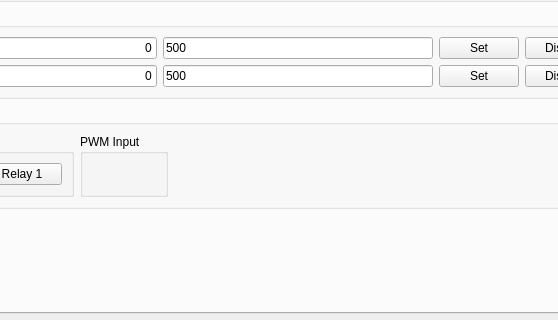
First picture: the form in frmhardwareconfig.ui, repository haoyi-jason/BMS_HY01_old, before the edit; both pictures show x 252 to 810 and y 324 to 644 of the 1280 by 644 pixel window.
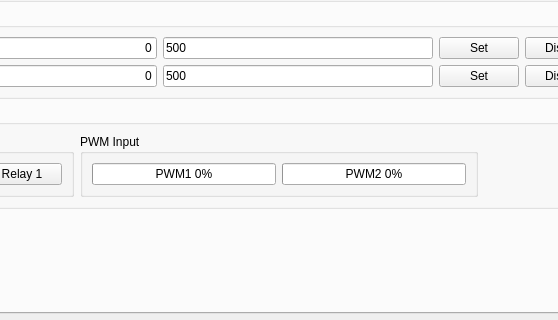
Second picture: the form after the edit. The open tabs and pages were chosen to show the change. Custom widgets are drawn as their Qt base class.

The edit to the form file:
```diff
--- a/frmhardwareconfig.ui
+++ b/frmhardwareconfig.ui
@@ -1021,9 +1021,37 @@
         </item>
         <item row="0" column="2">
          <widget class="QGroupBox" name="groupBox_4">
+          <property name="minimumSize">
+           <size>
+            <width>240</width>
+            <height>0</height>
+           </size>
+          </property>
           <property name="title">
            <string>PWM Input</string>
           </property>
+          <layout class="QHBoxLayout" name="horizontalLayout">
+           <item>
+            <widget class="QProgressBar" name="pbPWM1">
+             <property name="value">
+              <number>0</number>
+             </property>
+             <property name="format">
+              <string>PWM1 %p%</string>
+             </property>
+            </widget>
+           </item>
+           <item>
+            <widget class="QProgressBar" name="pbPWM2">
+             <property name="value">
+              <number>0</number>
+             </property>
+             <property name="format">
+              <string>PWM2 %p%</string>
+             </property>
+            </widget>
+           </item>
+          </layout>
          </widget>
         </item>
        </layout>
```
Left out of the diff: 2 changed lines with no effect on the pictures.
